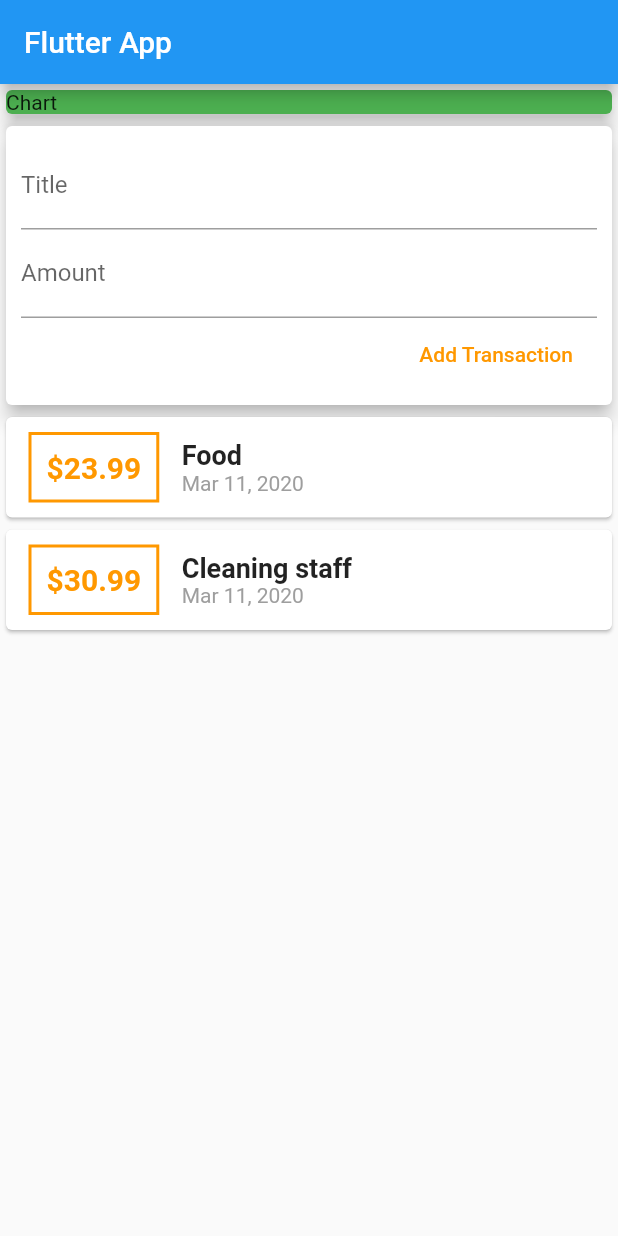
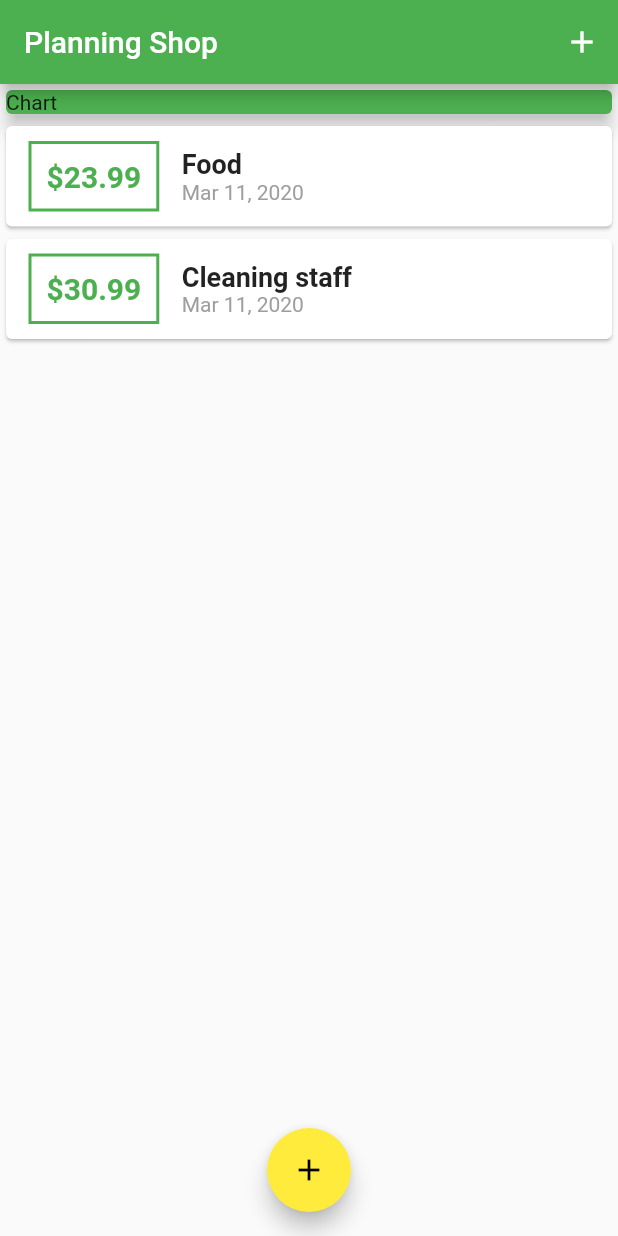
Before and after one commit to Bezoyan/planning_shop_app, a Flutter app: the screen it shows after launch, on a phone screen of 412 x 824 dp. Run offline on Flutter 3.47's test engine with Material 2 defaults, Android fonts, the phone set to English and light mode, and no system bars.

Commit message:
Add Float button which hides add new trunsction form and opens when we click to the button

```diff
--- a/lib/main.dart
+++ b/lib/main.dart
@@ -1,6 +1,8 @@
 import 'package:flutter/material.dart';
 
-import 'widgets/user_transaction.dart';
+import 'models/transaction.dart';
+import 'widgets/new_transation.dart';
+import 'widgets/transaction_list.dart';
 
 void main() => runApp(MyApp());
 
@@ -8,18 +10,72 @@ class MyApp extends StatelessWidget {
   @override
   Widget build(BuildContext context) {
     return MaterialApp(
-      title: 'Planning_Shop App',
+      title: 'Planning Shop',
+      theme: ThemeData(
+        primarySwatch: Colors.green,
+        accentColor: Colors.yellow,
+      ),
       home: MyHomePage(),
     );
   }
 }
 
-class MyHomePage extends StatelessWidget {
+class MyHomePage extends StatefulWidget {
+  @override
+  _MyHomePageState createState() => _MyHomePageState();
+}
+
+class _MyHomePageState extends State<MyHomePage> {
+  final List<Transaction> _userTransactions = [
+    Transaction(
+      id: '1',
+      title: 'Food',
+      amount: 23.99,
+      date: DateTime.now(),
+    ),
+    Transaction(
+      id: '2',
+      title: 'Cleaning staff',
+      amount: 30.99,
+      date: DateTime.now(),
+    )
+  ];
+
+  void _addNewTransaction(String txTitile, double txAmount) {
+    final newTx = Transaction(
+        title: txTitile,
+        amount: txAmount,
+        date: DateTime.now(),
+        id: DateTime.now().toString());
+
+    setState(() {
+      _userTransactions.add(newTx);
+    });
+  }
+
+  void _startAddNewTransaction(BuildContext ctx) {
+    showModalBottomSheet(
+      context: ctx,
+      builder: (_) {
+        return GestureDetector(
+          onTap: () {},
+          child: NewTransaction(_addNewTransaction),
+          behavior: HitTestBehavior.opaque,
+        );
+      },
+    );
+  }
+
   @override
   Widget build(BuildContext context) {
     return Scaffold(
       appBar: AppBar(
-        title: Text('Flutter App'),
+        title: Text('Planning Shop'),
+        actions: <Widget>[
+          IconButton(
+              icon: Icon(Icons.add),
+              onPressed: () => _startAddNewTransaction(context)),
+        ],
       ),
       body: SingleChildScrollView(
         child: Column(
@@ -34,9 +90,14 @@ class MyHomePage extends StatelessWidget {
                 elevation: 5,
               ),
             ),
-            UserTransaction()
+            TransactionList(_userTransactions),
           ],
         ),
+      ),
+      floatingActionButtonLocation: FloatingActionButtonLocation.centerFloat,
+      floatingActionButton: FloatingActionButton(
+        child: Icon(Icons.add),
+        onPressed: () => _startAddNewTransaction(context),
       ),
     );
   }
--- a/lib/widgets/transaction_list.dart
+++ b/lib/widgets/transaction_list.dart
@@ -23,16 +23,17 @@ class TransactionList extends StatelessWidget {
                     ),
                     decoration: BoxDecoration(
                       border: Border.all(
-                        color: Colors.orange,
+                        color: Theme.of(context).primaryColor,
                         width: 2,
                       ),
                     ),
                     padding: EdgeInsets.all(10),
-                    child: Text('\$${transactions[index].amount}',
+                    child: Text(
+                        '\$${transactions[index].amount.toStringAsFixed(2)}',
                         style: TextStyle(
                             fontWeight: FontWeight.bold,
                             fontSize: 20,
-                            color: Colors.orange)),
+                            color: Theme.of(context).primaryColor)),
                   ),
                   Column(
                     crossAxisAlignment: CrossAxisAlignment.start,
--- a/lib/widgets/user_transaction.dart
+++ /dev/null
@@ -1,49 +0,0 @@
-import 'package:flutter/material.dart';
-
-import '../models/transaction.dart';
-import './transaction_list.dart';
-import './new_transation.dart';
-
-class UserTransaction extends StatefulWidget {
-  @override
-  _UserTransactionState createState() => _UserTransactionState();
-}
-
-class _UserTransactionState extends State<UserTransaction> {
-  final List<Transaction> _userTransactions = [
-    Transaction(
-      id: '1',
-      title: 'Food',
-      amount: 23.99,
-      date: DateTime.now(),
-    ),
-    Transaction(
-      id: '2',
-      title: 'Cleaning staff',
-      amount: 30.99,
-      date: DateTime.now(),
-    )
-  ];
-
-  void _addNewTransaction(String txTitile, double txAmount) {
-    final newTx = Transaction(
-        title: txTitile,
-        amount: txAmount,
-        date: DateTime.now(),
-        id: DateTime.now().toString());
-
-    setState(() {
-      _userTransactions.add(newTx);
-    });
-  }
-
-  @override
-  Widget build(BuildContext context) {
-    return Column(
-      children: <Widget>[
-        NewTransaction(_addNewTransaction),
-        TransactionList(_userTransactions)
-      ],
-    );
-  }
-}
```
Also changed, not shown: lib/widgets/new_transation.dart (+25 -6 lines).
